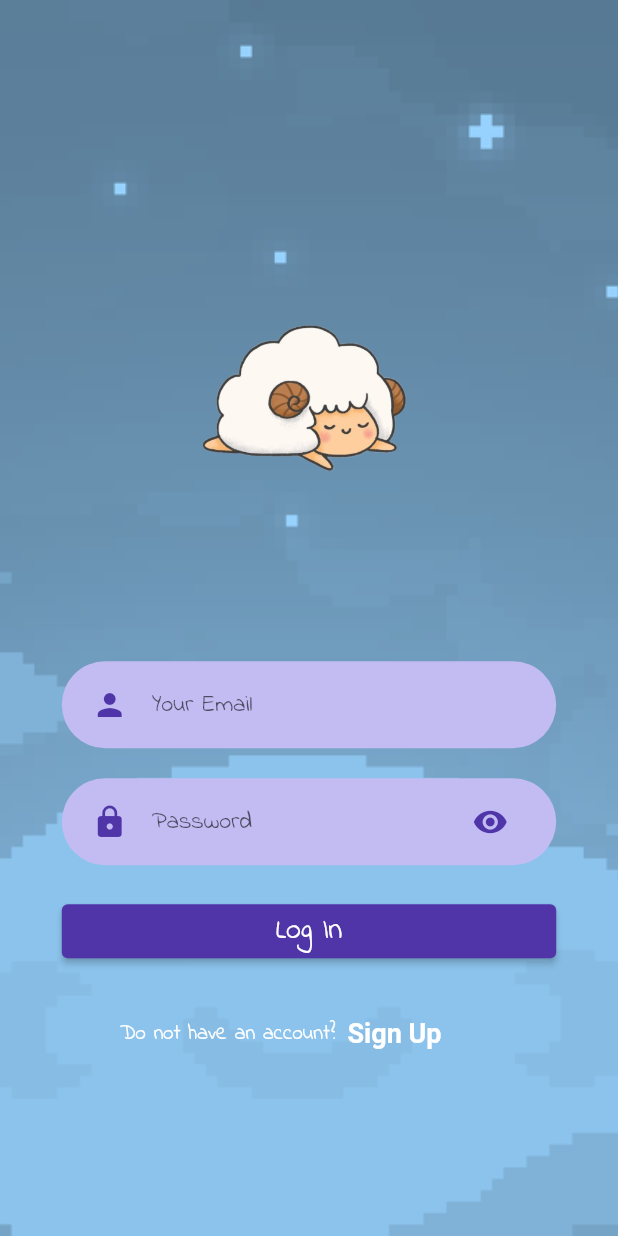
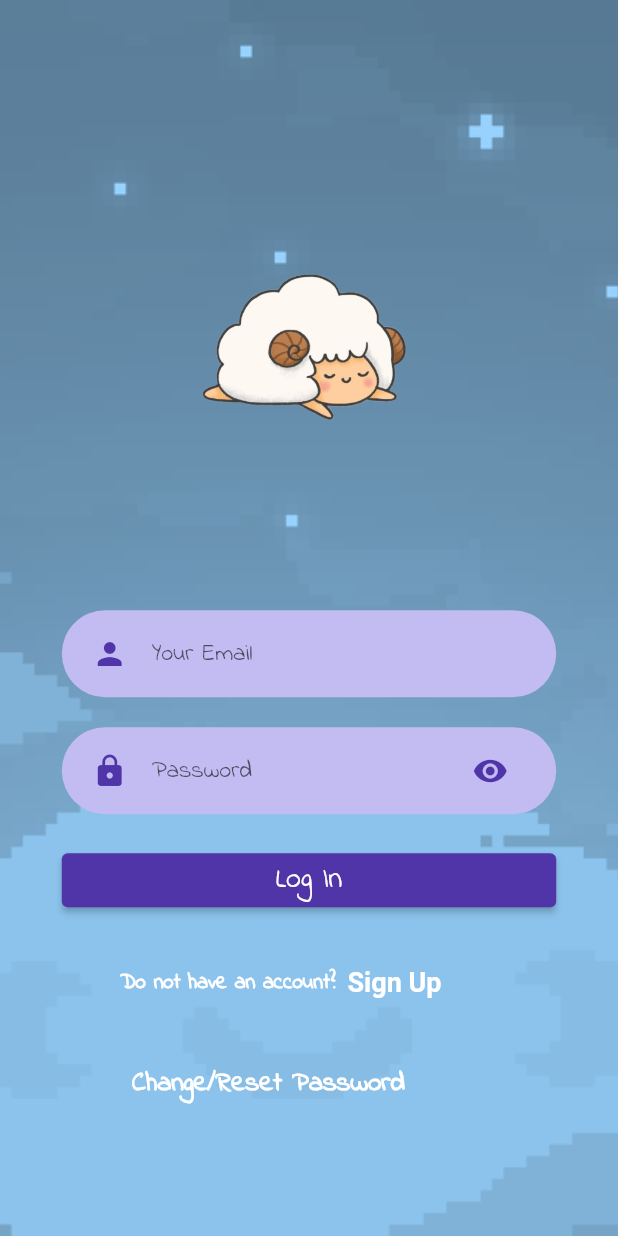
Before and after one commit to yuuutong/Orbital-Project, a Flutter app: the screen it shows after launch, on a phone screen of 412 x 824 dp. Run offline on Flutter 3.47's test engine with Material 2 defaults, Android fonts, the phone set to English and light mode, and no system bars; our stand-ins replace cloud_firestore, firebase_auth, firebase_core, fl_chart, flutter_spinkit, flutter_tags and 1 more; missing offline and left inert: dart:ffi; accounts and stored records are empty.

Commit message:
change/reset password

```diff
--- a/sleeplah/lib/login_page/LogIn.dart
+++ b/sleeplah/lib/login_page/LogIn.dart
@@ -6,6 +6,7 @@ import 'package:sleeplah/configurations/rounded_password_field.dart';
 import 'package:firebase_auth/firebase_auth.dart';
 import 'package:flutter/material.dart';
 import 'package:sleeplah/home_page/HomeScreen.dart';
+import '../forgotPasswordPage.dart';
 
 class LogIn extends StatefulWidget {
   @override
@@ -25,13 +26,13 @@ class _LogInState extends State<LogIn> {
           .user;
 
       ScaffoldMessenger.of(context).showSnackBar(
-        SnackBar(
-          content: Text('signed in'),
+        const SnackBar(
+          content: const Text('signed in'),
         ),
       );
 
-      Navigator.of(context)
-          .pushReplacement(MaterialPageRoute(builder: (context) => HomeScreen()));
+      Navigator.of(context).pushReplacement(
+          MaterialPageRoute(builder: (context) => HomeScreen()));
     } catch (e) {
       print("error");
       ScaffoldMessenger.of(context).showSnackBar(
@@ -48,9 +49,9 @@ class _LogInState extends State<LogIn> {
 
     return Background(
         child: SingleChildScrollView(
-            child:
-            Column(mainAxisAlignment: MainAxisAlignment.center, children: <
-                Widget>[
+            child: Column(
+                mainAxisAlignment: MainAxisAlignment.center,
+                children: <Widget>[
           SizedBox(height: size.height * 0.1),
           Container(
               width: size.width * 0.5,
@@ -84,29 +85,51 @@ class _LogInState extends State<LogIn> {
               }),
           Padding(
               padding: const EdgeInsets.fromLTRB(80, 10, 80, 10),
-                child: Row(
-                  children: <Widget>[
-                    Text(
+              child: Row(children: <Widget>[
+                const Text(
                   "Do not have an account?",
                   textAlign: TextAlign.center,
-                      style:
-                      TextStyle(color: Colors.white),
+                  style: const TextStyle(color: Colors.white, fontWeight: FontWeight.bold),
                 ),
                 TextButton(
                     style: ElevatedButton.styleFrom(
-                        textStyle: TextStyle(fontWeight: FontWeight.bold, fontSize: 18),
+                        textStyle: const TextStyle(
+                            fontWeight: FontWeight.bold, fontSize: 18),
                         onPrimary: Colors.white // background
                         ),
-                        child: Text('Sign Up'),
+                    child: const Text('Sign Up', style: TextStyle(
+                            fontWeight: FontWeight.bold, fontSize: 18)),
                     onPressed: () {
                       Navigator.push(context,
                           MaterialPageRoute(builder: (_) => SignUpScreen()));
                     }),
+              ])),
+          Padding(
+            padding: const EdgeInsets.fromLTRB(80, 10, 80, 10),
+            child: Row(
+              children: <Widget>[
+                const Text(
+                  "",
+                  textAlign: TextAlign.center,
+                  style: const TextStyle(color: Colors.white),
+                ),
+                TextButton(
+                  onPressed: () {
+                    /* Navigator.pushNamed(
+                      context,
+                      ForgotPassword.id,
+                    ) */
+                    Navigator.push(context,
+                          MaterialPageRoute(builder: (_) => ForgotPassword()));
+                  },
+                  child: const Text(
+                    'Change/Reset Password',
+                    style: TextStyle(fontSize: 18, fontWeight: FontWeight.bold, color: Colors.white),
+                  ),
+                )
               ],
             ),
           ),
-
-
         ])));
   }
 }
```
Also changed, not shown: sleeplah/lib/ConfirmEmail.dart (added, +32 -0 lines), sleeplah/lib/forgotPasswordPage.dart (added, +122 -0 lines). Lines whose indentation alone changed are shown as unchanged.
